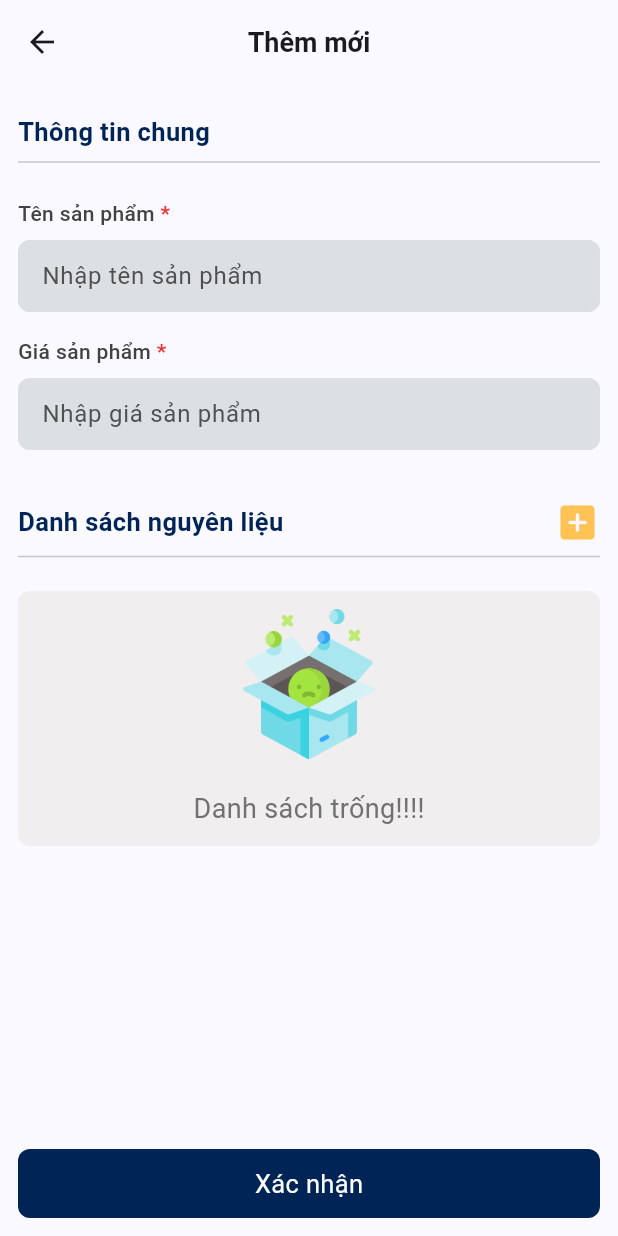
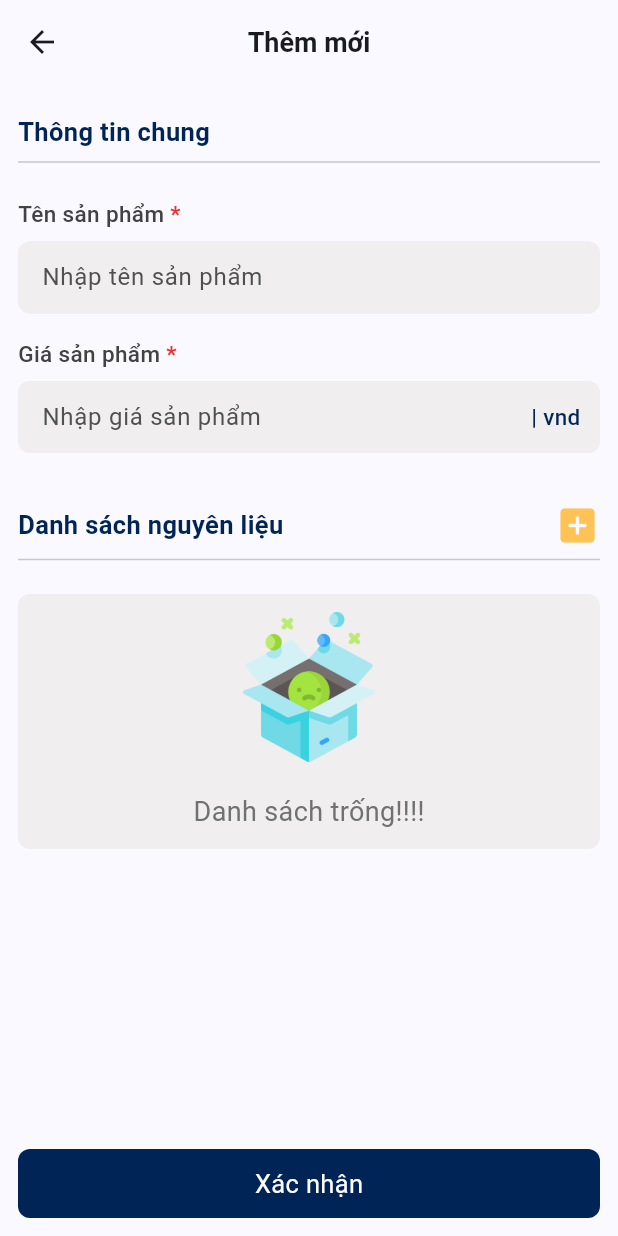
Before and after one commit to MinhQuang1711/Mercury-Mobile, a Flutter app: the CreateProductPage screen opened directly, on a phone screen of 412 x 824 dp. Run offline on Flutter 3.47's test engine with Material 3 defaults, Android fonts, the phone set to English and light mode, and no system bars; our stand-ins replace dio, flutter_bloc, freezed_annotation, get_it, go_router, searchfield and 1 more; accounts and stored records are empty; network calls fail.

Commit message:
Style: UI

```diff
--- a/lib/config/theme/text_style.dart
+++ b/lib/config/theme/text_style.dart
@@ -27,10 +27,10 @@ const bodyRegular = TextStyle(fontWeight: FontWeight.w400, fontSize: 17);
 const bodyItalic = TextStyle(fontWeight: FontWeight.w400, fontSize: 17);
 
 // CAPTION
-const captionBold = TextStyle(fontWeight: FontWeight.w700, fontSize: 14);
-const captionMedium = TextStyle(fontWeight: FontWeight.w500, fontSize: 14);
-const captionRegular = TextStyle(fontWeight: FontWeight.w400, fontSize: 14);
-const captionItalic = TextStyle(fontWeight: FontWeight.w400, fontSize: 14);
+const captionBold = TextStyle(fontWeight: FontWeight.w700, fontSize: 15);
+const captionMedium = TextStyle(fontWeight: FontWeight.w500, fontSize: 15);
+const captionRegular = TextStyle(fontWeight: FontWeight.w400, fontSize: 15);
+const captionItalic = TextStyle(fontWeight: FontWeight.w400, fontSize: 15);
 
 // DETAIL
 const detailBold = TextStyle(fontWeight: FontWeight.w700, fontSize: 12);
--- a/lib/feature/presentations/ui/sale_product/create/view/dialog_add_detail_product.dart
+++ b/lib/feature/presentations/ui/sale_product/create/view/dialog_add_detail_product.dart
@@ -28,7 +28,8 @@ class _DialogAddDetailProductState extends State<DialogAddDetailProduct> {
   }
 
   void _changedIngredientId(SearchFieldListItem<ComboBox>? val) {
-    _detailProduct = _detailProduct.copyWith(id: val?.item?.id);
+    _detailProduct =
+        _detailProduct.copyWith(id: val?.item?.id, name: val?.item?.name);
   }
 
   void _onSubmit() {
--- a/lib/feature/presentations/ui/sale_product/widget/price_field.dart
+++ b/lib/feature/presentations/ui/sale_product/widget/price_field.dart
@@ -1,4 +1,6 @@
 import 'package:flutter/material.dart';
+import 'package:mercury/config/theme/color.dart';
+import 'package:mercury/config/theme/text_style.dart';
 
 import '../../../../../core/utils/validator/validator.dart';
 import '../../../widget/column_input/column_input.dart';
@@ -31,6 +33,10 @@ class ProductPriceField extends StatelessWidget {
         readOnly: readOnly,
         onChanged: onChanged,
         initValue: initValue,
+        sufWidget: Text(
+          "| vnd",
+          style: captionMedium.copyWith(color: AppColor.blue),
+        ),
         hintText: "Nhập giá sản phẩm",
         validator: Validator.doubleNotNull,
         textInputType: TextInputType.number,
--- a/lib/feature/presentations/widget/textfield/textfield.dart
+++ b/lib/feature/presentations/widget/textfield/textfield.dart
@@ -153,7 +153,7 @@ class TextFieldProperties {
       disabledBorder: getBorder(null),
       contentPadding: contentPadding ?? AppPadding.padding12,
       enabledBorder: getBorder(borderColor),
-      fillColor: backgroundColor ?? AppColor.grey2,
+      fillColor: backgroundColor ?? AppColor.grey1,
       errorBorder: getBorder(borderColor ?? AppColor.red),
       focusedBorder: getBorder(borderColor ?? AppColor.blue),
       hintStyle: captionRegular.copyWith(color: AppColor.grey5, fontSize: 16),
@@ -163,7 +163,7 @@ class TextFieldProperties {
   static OutlineInputBorder getBorder(Color? color) {
     return OutlineInputBorder(
       borderRadius: BorderRadius.circular(8),
-      borderSide: BorderSide(width: 0.8, color: color ?? AppColor.grey2),
+      borderSide: BorderSide(width: 0.8, color: color ?? AppColor.grey1),
     );
   }
 }
```
Also changed, not shown: lib/feature/presentations/ui/sale_product/widget/detail_product_card.dart (+62 -12 lines).
